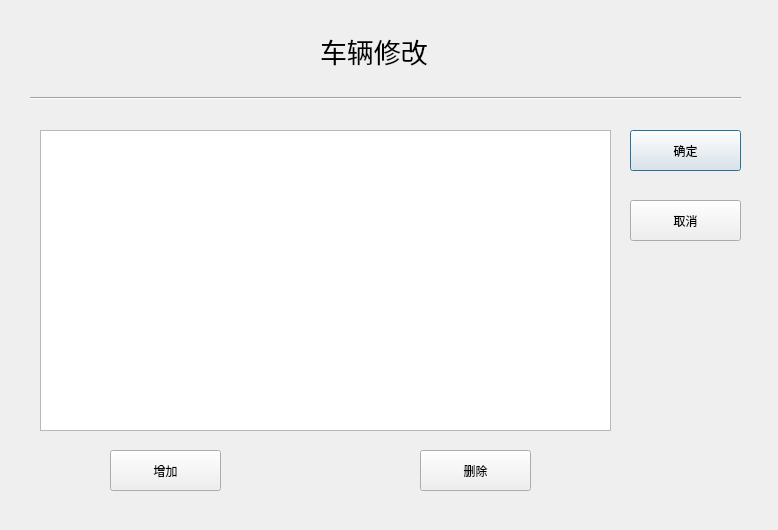
qiu-star/TicketManagementSystem, file DispatchUI.ui: the form before one commit.
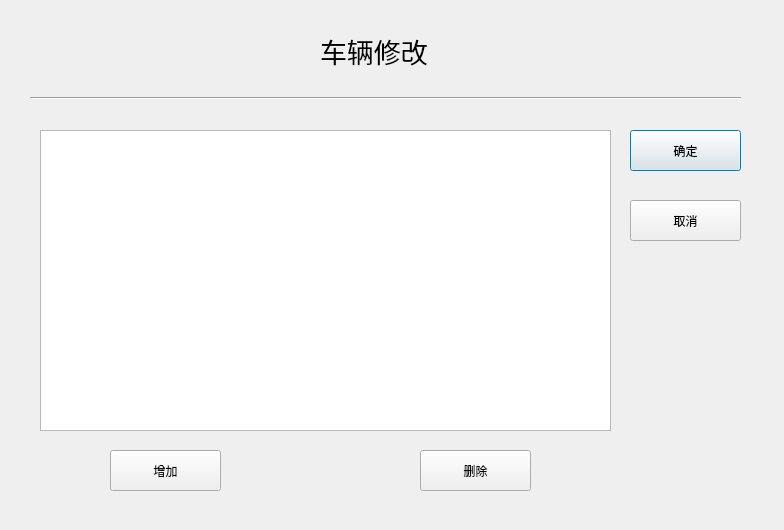
The form after the commit.

Commit message: 管理员界面v0.8

Diff of the .ui file:
```diff
--- a/DispatchUI.ui
+++ b/DispatchUI.ui
@@ -6,7 +6,7 @@
    <rect>
     <x>0</x>
     <y>0</y>
-    <width>778</width>
+    <width>784</width>
     <height>530</height>
    </rect>
   </property>
```
Left out of the diff: 21 changed lines with no effect on the pictures. The commit also changes 6 other files.
